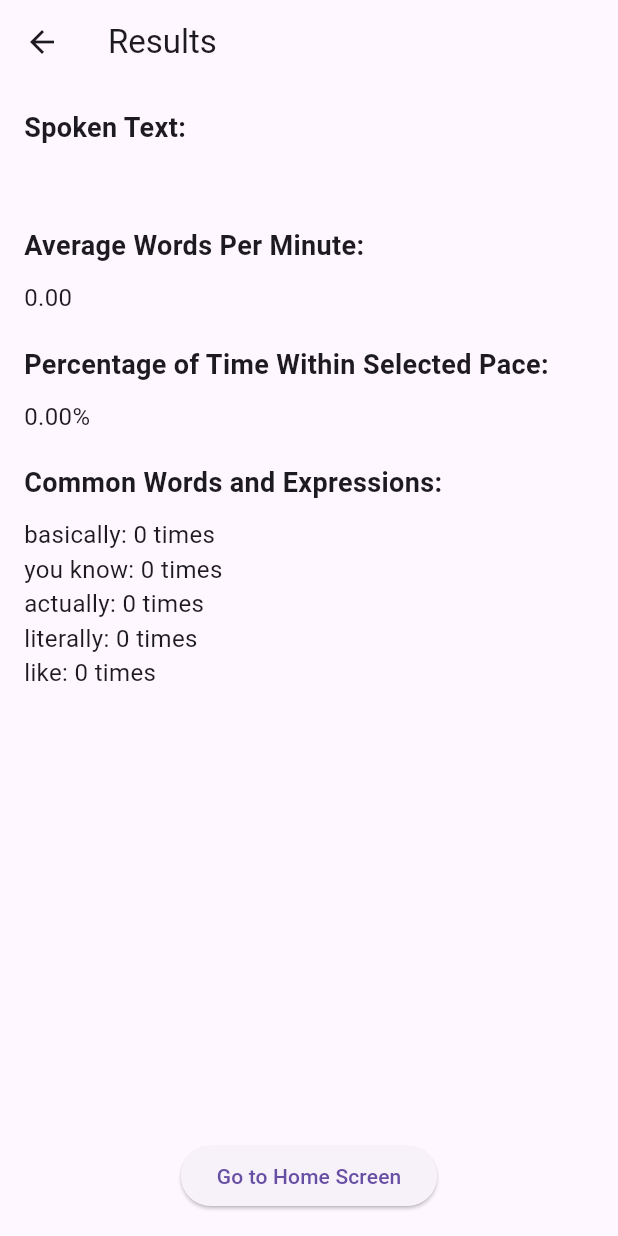
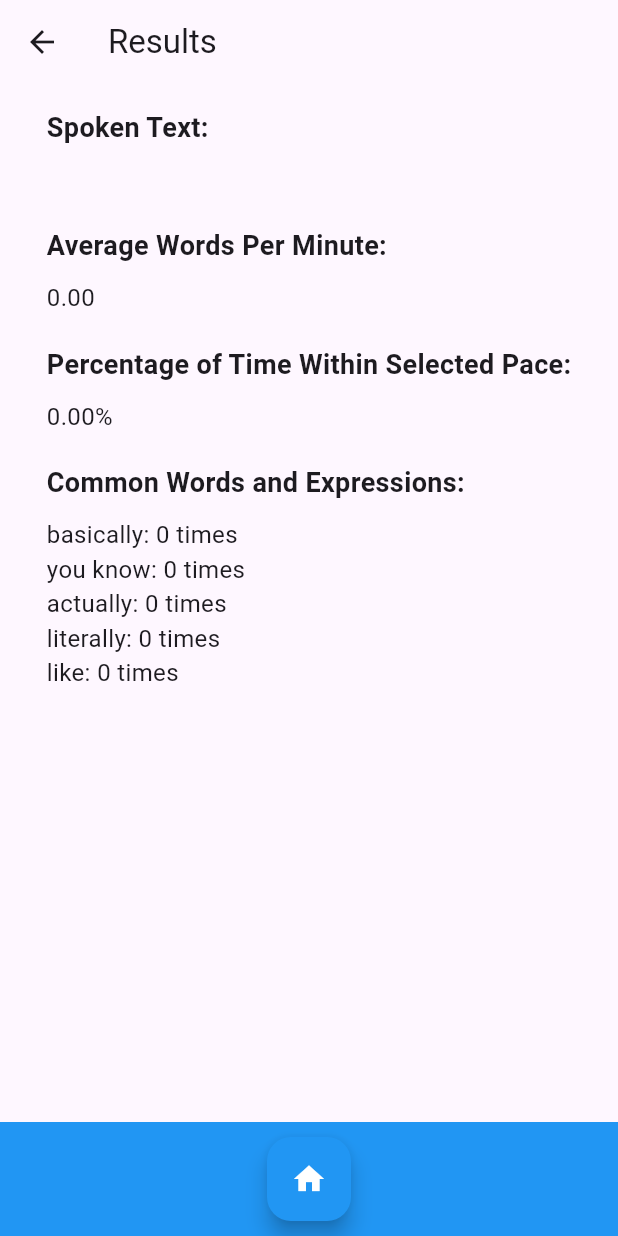
Before and after one commit to BettinaGotiu/licenta_app, a Flutter app: the ResultsScreen screen opened directly with empty values, on a phone screen of 412 x 824 dp. Run offline on Flutter 3.47's test engine with Material 3 defaults, Android fonts, the phone set to English and light mode, and no system bars; our stand-ins replace firebase_auth, firebase_core, speech_to_text, table_calendar; accounts and stored records are empty.

Commit message:
Search Common Expressions Algorithm Implemented
Now the search works in good time, and the code is scalable by saving the words on a different . dart file for better integrity of the data

```diff
--- /dev/null
+++ b/lib/pages/common_words.dart
@@ -0,0 +1,7 @@
+List<String> commonWords = [
+  "basically",
+  "you know",
+  "actually",
+  "literally",
+  "like"
+];
--- a/lib/pages/results_screen.dart
+++ b/lib/pages/results_screen.dart
@@ -1,5 +1,6 @@
 import 'package:flutter/material.dart';
 import 'home_screen.dart';
+import 'common_words.dart'; // Import the common_words file
 
 class ResultsScreen extends StatefulWidget {
   final String spokenText;
@@ -29,21 +30,13 @@ class _ResultsScreenState extends State<ResultsScreen> {
   }
 
   void _countCommonWords() {
-    List<String> commonExpressions = [
-      "basically",
-      "you know",
-      "actually",
-      "literally",
-      "like"
-    ];
-
     // Initialize counts to 0
-    commonExpressions.forEach((expression) {
+    commonWords.forEach((expression) {
       _commonWordCounts[expression] = 0;
     });
 
     // Count occurrences of each expression
-    for (String expression in commonExpressions) {
+    for (String expression in commonWords) {
       _commonWordCounts[expression] =
           _countOccurrences(widget.spokenText, expression);
     }
@@ -66,14 +59,20 @@ class _ResultsScreenState extends State<ResultsScreen> {
       ),
       body: _isLoading
           ? Center(child: CircularProgressIndicator()) // Display loading widget
-          : Padding(
+          : Column(
+              children: [
+                Expanded(
+                  child: SingleChildScrollView(
+                    // Make the main content scrollable
+                    child: Padding(
                       padding: const EdgeInsets.all(16.0),
                       child: Column(
                         crossAxisAlignment: CrossAxisAlignment.start,
                         children: [
                           const Text(
                             'Spoken Text:',
-                    style: TextStyle(fontSize: 18, fontWeight: FontWeight.bold),
+                            style: TextStyle(
+                                fontSize: 18, fontWeight: FontWeight.bold),
                           ),
                           const SizedBox(height: 10),
                           Text(
@@ -83,7 +82,8 @@ class _ResultsScreenState extends State<ResultsScreen> {
                           const SizedBox(height: 20),
                           const Text(
                             'Average Words Per Minute:',
-                    style: TextStyle(fontSize: 18, fontWeight: FontWeight.bold),
+                            style: TextStyle(
+                                fontSize: 18, fontWeight: FontWeight.bold),
                           ),
                           const SizedBox(height: 10),
                           Text(
@@ -93,7 +93,8 @@ class _ResultsScreenState extends State<ResultsScreen> {
                           const SizedBox(height: 20),
                           const Text(
                             'Percentage of Time Within Selected Pace:',
-                    style: TextStyle(fontSize: 18, fontWeight: FontWeight.bold),
+                            style: TextStyle(
+                                fontSize: 18, fontWeight: FontWeight.bold),
                           ),
                           const SizedBox(height: 10),
                           Text(
@@ -103,7 +104,8 @@ class _ResultsScreenState extends State<ResultsScreen> {
                           const SizedBox(height: 20),
                           const Text(
                             'Common Words and Expressions:',
-                    style: TextStyle(fontSize: 18, fontWeight: FontWeight.bold),
+                            style: TextStyle(
+                                fontSize: 18, fontWeight: FontWeight.bold),
                           ),
                           const SizedBox(height: 10),
                           ..._commonWordCounts.entries.map((entry) {
@@ -112,9 +114,21 @@ class _ResultsScreenState extends State<ResultsScreen> {
                               style: const TextStyle(fontSize: 16),
                             );
                           }).toList(),
-                  const Spacer(),
-                  Center(
-                    child: ElevatedButton(
+                          const SizedBox(
+                              height: 20), // Add some space at the bottom
+                        ],
+                      ),
+                    ),
+                  ),
+                ),
+                Container(
+                  width: double.infinity,
+                  padding: const EdgeInsets.symmetric(vertical: 10.0),
+                  color: Colors.blue,
+                  child: Center(
+                    child: FloatingActionButton(
+                      backgroundColor: Colors.blue,
+                      child: const Icon(Icons.home, color: Colors.white),
                       onPressed: () {
                         Navigator.pushAndRemoveUntil(
                           context,
@@ -123,12 +137,11 @@ class _ResultsScreenState extends State<ResultsScreen> {
                           (Route<dynamic> route) => false,
                         );
                       },
-                      child: const Text('Go to Home Screen'),
+                    ),
                   ),
                 ),
               ],
             ),
-            ),
     );
   }
 }
```
Lines whose indentation alone changed are shown as unchanged.
